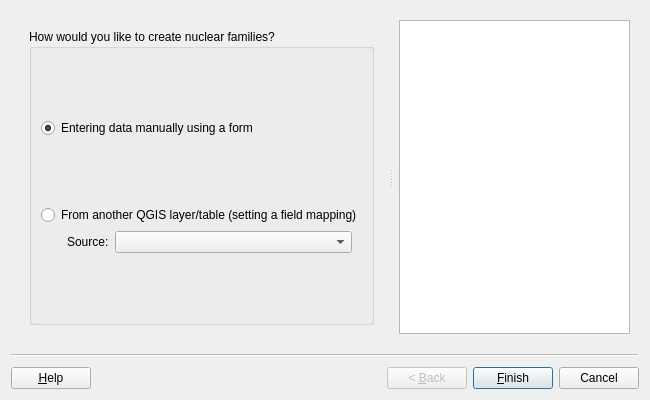
Qt form asistente_ladm_col/ui/wiz_create_nuclear_family_prc.ui (SwissTierrasColombia/Asistente-LADM-COL) before a commit.
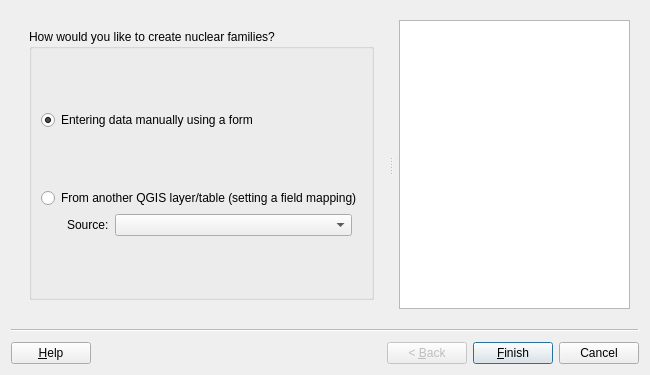
The same form after that commit. Custom widgets are drawn as their Qt base class.

```diff
--- a/asistente_ladm_col/ui/wiz_create_nuclear_family_prc.ui
+++ b/asistente_ladm_col/ui/wiz_create_nuclear_family_prc.ui
@@ -7,7 +7,7 @@
     <x>0</x>
     <y>0</y>
     <width>650</width>
-    <height>400</height>
+    <height>375</height>
    </rect>
   </property>
   <property name="windowTitle">
```
